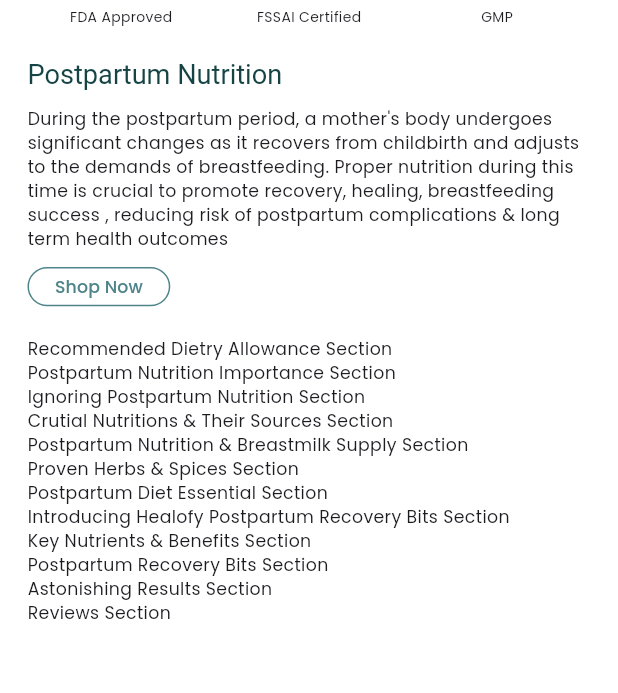
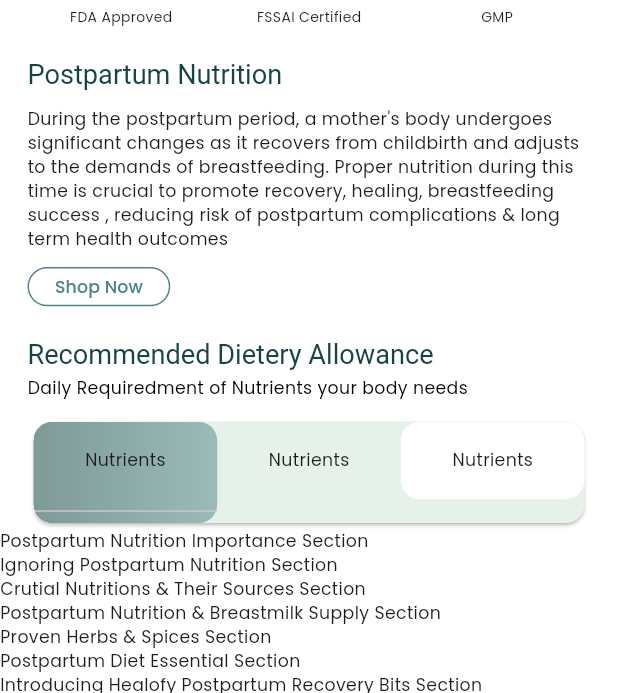
Before and after one commit to meharpreetsingh/healofy_assignment, a Flutter app: the screen it shows after launch, on a phone screen of 412 x 824 dp, the part 543-1236 px from its top. Run offline on Flutter 3.47's test engine with Material 3 defaults, Android fonts, the phone set to English and light mode, and no system bars; drawn by our look-alikes of video_player; our stand-ins replace flutter_screenutil, flutter_svg, google_fonts, shimmer_animation, vector_graphics; network calls fail.

Commit message:
upd: recommended dietary section

```diff
--- a/lib/features/blog/blog_screen.dart
+++ b/lib/features/blog/blog_screen.dart
@@ -1,8 +1,8 @@
 import 'package:flutter/material.dart';
 import 'package:flutter_screenutil/flutter_screenutil.dart';
-import 'package:flutter_svg/flutter_svg.dart';
 import 'package:healofy_assignment/features/blog/widgets/looping_video_player.dart';
-import 'package:healofy_assignment/utils/assets.gen.dart';
+import 'package:healofy_assignment/features/blog/widgets/recommended_diet_section.dart';
+import 'package:healofy_assignment/features/blog/widgets/title_section.dart';
 
 class BlogScreen extends StatelessWidget {
   const BlogScreen({super.key});
@@ -20,92 +20,26 @@ class BlogScreen extends StatelessWidget {
         ],
       ),
       body: ListView(
-        padding: EdgeInsets.symmetric(horizontal: 16.w, vertical: 10.h),
+        padding: EdgeInsets.only(bottom: MediaQuery.of(context).padding.bottom),
         children: [
           // HEADER SECTION
           Container(
             height: 200.h,
+            margin: EdgeInsets.symmetric(horizontal: 16.w, vertical: 10.h),
             decoration: BoxDecoration(color: Colors.grey.shade300, borderRadius: BorderRadius.circular(8.r)),
             clipBehavior: Clip.hardEdge,
             child: const LoopingVideoPlayer(
               videoUrl: "https://d2aeb2wamokgyu.cloudfront.net/Thejus/PDP-20240611T141024Z-001/PDP/21.mp4",
             ),
           ),
+          10.verticalSpace,
+          Padding(
+            padding: EdgeInsets.symmetric(horizontal: 16.w),
+            child: const TitleSection(),
+          ),
+
           20.verticalSpace,
-          // TAGS SECTION
-          Row(
-            mainAxisAlignment: MainAxisAlignment.spaceAround,
-            children: [
-              Column(
-                mainAxisSize: MainAxisSize.min,
-                spacing: 5.h,
-                children: [
-                  CircleAvatar(
-                    backgroundColor: Theme.of(context).colorScheme.primary,
-                    radius: 30.w,
-                    child: Assets.logoFssaiWhite.image(fit: BoxFit.contain, height: 35.w, width: 40.w),
-                  ),
-                  Text("FDA Approved", style: TextStyle(fontSize: 9.sp)),
-                ],
-              ),
-              Column(
-                mainAxisSize: MainAxisSize.min,
-                spacing: 5.h,
-                children: [
-                  CircleAvatar(
-                    backgroundColor: Theme.of(context).colorScheme.primary,
-                    radius: 30.w,
-                    child: Assets.logoFssaiWhite.image(fit: BoxFit.contain, height: 35.w, width: 40.w),
-                  ),
-                  Text("FSSAI Certified", style: TextStyle(fontSize: 9.sp)),
-                ],
-              ),
-              Column(
-                mainAxisSize: MainAxisSize.min,
-                spacing: 5.h,
-                children: [
-                  CircleAvatar(
-                    backgroundColor: Theme.of(context).colorScheme.primary,
-                    radius: 30.w,
-                    child: SvgPicture.asset(
-                      "assets/gmp_logo.svg",
-                      height: 35.w,
-                      width: 40.w,
-                      colorFilter: const ColorFilter.mode(Colors.white, BlendMode.srcIn),
-                    ),
-                  ),
-                  Text("GMP", style: TextStyle(fontSize: 9.sp)),
-                ],
-              ),
-            ],
-          ),
-          20.verticalSpace,
-          Text(
-            "Postpartum Nutrition",
-            style: Theme.of(context).textTheme.titleLarge!.copyWith(color: Theme.of(context).colorScheme.secondary),
-          ),
-          10.verticalSpace,
-          const Text(
-            "During the postpartum period, a mother's body undergoes significant changes as it recovers from childbirth and adjusts to the demands of breastfeeding. Proper nutrition during this time is crucial to promote recovery, healing, breastfeeding success , reducing risk of postpartum complications & long term health outcomes",
-          ),
-          10.verticalSpace,
-          Align(
-            alignment: Alignment.centerLeft,
-            child: OutlinedButton(
-              onPressed: () {},
-              style: OutlinedButton.styleFrom(
-                padding: EdgeInsets.symmetric(horizontal: 16.w, vertical: 5.h),
-                foregroundColor: Theme.of(context).colorScheme.primary,
-                side: BorderSide(color: Theme.of(context).colorScheme.primary),
-                shape: const StadiumBorder(), // Full border radius
-                minimumSize: Size.zero, // Prevents button from expanding
-                tapTargetSize: MaterialTapTargetSize.shrinkWrap,
-              ),
-              child: const Text("Shop Now"),
-            ),
-          ),
-          20.verticalSpace,
-          const Text("Recommended Dietry Allowance Section"),
+          const RecommendedDietSection(),
           const Text("Postpartum Nutrition Importance Section"),
           const Text("Ignoring Postpartum Nutrition Section"),
           const Text("Crutial Nutritions & Their Sources Section"),
--- /dev/null
+++ b/lib/features/blog/widgets/recommended_diet_section.dart
@@ -0,0 +1,82 @@
+import 'package:flutter/material.dart';
+import 'package:flutter_screenutil/flutter_screenutil.dart';
+import 'package:healofy_assignment/utils/app_colors.dart';
+
+class RecommendedDietSection extends StatelessWidget {
+  const RecommendedDietSection({super.key});
+
+  @override
+  Widget build(BuildContext context) {
+    return Container(
+      padding: EdgeInsets.symmetric(horizontal: 16.w),
+      child: Column(
+        mainAxisSize: MainAxisSize.min,
+        crossAxisAlignment: CrossAxisAlignment.stretch,
+        children: [
+          Text(
+            "Recommended Dietery Allowance",
+            style: Theme.of(context).textTheme.titleLarge!.copyWith(color: Theme.of(context).colorScheme.secondary),
+          ),
+          3.verticalSpace,
+          const Text("Daily Requiredment of Nutrients your body needs", style: TextStyle(color: AppColors.subTitle)),
+          10.verticalSpace,
+          Card(
+            clipBehavior: Clip.hardEdge,
+            shape: RoundedRectangleBorder(borderRadius: BorderRadius.circular(12.r)),
+            color: const Color(0xFFE6F1E9),
+            child: Row(
+              crossAxisAlignment: CrossAxisAlignment.start,
+              children: [
+                Expanded(
+                  child: Container(
+                    decoration: BoxDecoration(
+                      borderRadius: BorderRadius.circular(12.r),
+                      gradient: LinearGradient(
+                        colors: [
+                          Theme.of(context).colorScheme.secondary.withValues(alpha: 0.5),
+                          Theme.of(context).colorScheme.primary.withValues(alpha: 0.5),
+                        ],
+                      ),
+                    ),
+                    child: Column(
+                      children: [
+                        SizedBox(
+                          height: 50.h,
+                          child: const Center(child: Text("Nutrients")),
+                        ),
+                        const Divider(),
+                      ],
+                    ),
+                  ),
+                ),
+                Expanded(
+                  child: Column(
+                    children: [
+                      SizedBox(
+                        height: 50.h,
+                        child: const Center(child: Text("Nutrients")),
+                      ),
+                    ],
+                  ),
+                ),
+                Expanded(
+                  child: Container(
+                    decoration: BoxDecoration(color: Colors.white, borderRadius: BorderRadius.circular(12.r)),
+                    child: Column(
+                      children: [
+                        SizedBox(
+                          height: 50.h,
+                          child: const Center(child: Text("Nutrients")),
+                        ),
+                      ],
+                    ),
+                  ),
+                ),
+              ],
+            ),
+          ),
+        ],
+      ),
+    );
+  }
+}
--- /dev/null
+++ b/lib/features/blog/widgets/title_section.dart
@@ -0,0 +1,93 @@
+import 'package:flutter/material.dart';
+import 'package:flutter_screenutil/flutter_screenutil.dart';
+import 'package:flutter_svg/svg.dart';
+import 'package:healofy_assignment/utils/assets.gen.dart';
+
+class TitleSection extends StatelessWidget {
+  const TitleSection({super.key});
+
+  @override
+  Widget build(BuildContext context) {
+    return Column(
+      mainAxisSize: MainAxisSize.min,
+      crossAxisAlignment: CrossAxisAlignment.stretch,
+      children: [
+        // TAGS SECTION
+        Row(
+          mainAxisAlignment: MainAxisAlignment.spaceAround,
+          children: [
+            Column(
+              mainAxisSize: MainAxisSize.min,
+              spacing: 5.h,
+              children: [
+                CircleAvatar(
+                  backgroundColor: Theme.of(context).colorScheme.primary,
+                  radius: 30.w,
+                  child: Assets.logoFssaiWhite.image(fit: BoxFit.contain, height: 35.w, width: 40.w),
+                ),
+                Text("FDA Approved", style: TextStyle(fontSize: 9.sp)),
+              ],
+            ),
+            Column(
+              mainAxisSize: MainAxisSize.min,
+              spacing: 5.h,
+              children: [
+                CircleAvatar(
+                  backgroundColor: Theme.of(context).colorScheme.primary,
+                  radius: 30.w,
+                  child: Assets.logoFssaiWhite.image(fit: BoxFit.contain, height: 35.w, width: 40.w),
+                ),
+                Text("FSSAI Certified", style: TextStyle(fontSize: 9.sp)),
+              ],
+            ),
+            Column(
+              mainAxisSize: MainAxisSize.min,
+              spacing: 5.h,
+              children: [
+                CircleAvatar(
+                  backgroundColor: Theme.of(context).colorScheme.primary,
+                  radius: 30.w,
+                  child: SvgPicture.asset(
+                    "assets/gmp_logo.svg",
+                    height: 35.w,
+                    width: 40.w,
+                    colorFilter: const ColorFilter.mode(Colors.white, BlendMode.srcIn),
+                  ),
+                ),
+                Text("GMP", style: TextStyle(fontSize: 9.sp)),
+              ],
+            ),
+          ],
+        ),
+        20.verticalSpace,
+        // TITLE SECTION
+        Text(
+          "Postpartum Nutrition",
+          style: Theme.of(context).textTheme.titleLarge!.copyWith(color: Theme.of(context).colorScheme.secondary),
+        ),
+        10.verticalSpace,
+        // DESCRIPTION SECTION
+        const Text(
+          "During the postpartum period, a mother's body undergoes significant changes as it recovers from childbirth and adjusts to the demands of breastfeeding. Proper nutrition during this time is crucial to promote recovery, healing, breastfeeding success , reducing risk of postpartum complications & long term health outcomes",
+        ),
+        10.verticalSpace,
+        // CTA
+        Align(
+          alignment: Alignment.centerLeft,
+          child: OutlinedButton(
+            onPressed: () {},
+            style: OutlinedButton.styleFrom(
+              padding: EdgeInsets.symmetric(horizontal: 16.w, vertical: 5.h),
+              foregroundColor: Theme.of(context).colorScheme.primary,
+              side: BorderSide(color: Theme.of(context).colorScheme.primary),
+              shape: const StadiumBorder(),
+              minimumSize: Size.zero,
+              tapTargetSize: MaterialTapTargetSize.shrinkWrap,
+            ),
+            child: const Text("Shop Now"),
+          ),
+        ),
+      ],
+    );
+  }
+}
--- /dev/null
+++ b/lib/utils/app_colors.dart
@@ -0,0 +1,10 @@
+import 'dart:ui';
+
+class AppColors {
+  static const backgroundLight = Color(0xFFFFFFFF);
+  static const backgroundDark = Color(0xFFF4F8F8);
+  static const title = Color(0xFF164445);
+  static const subTitle = Color(0xFF000000);
+  static const message = Color(0xFF262626);
+  static const button = Color(0xFF4F858A);
+}
```
